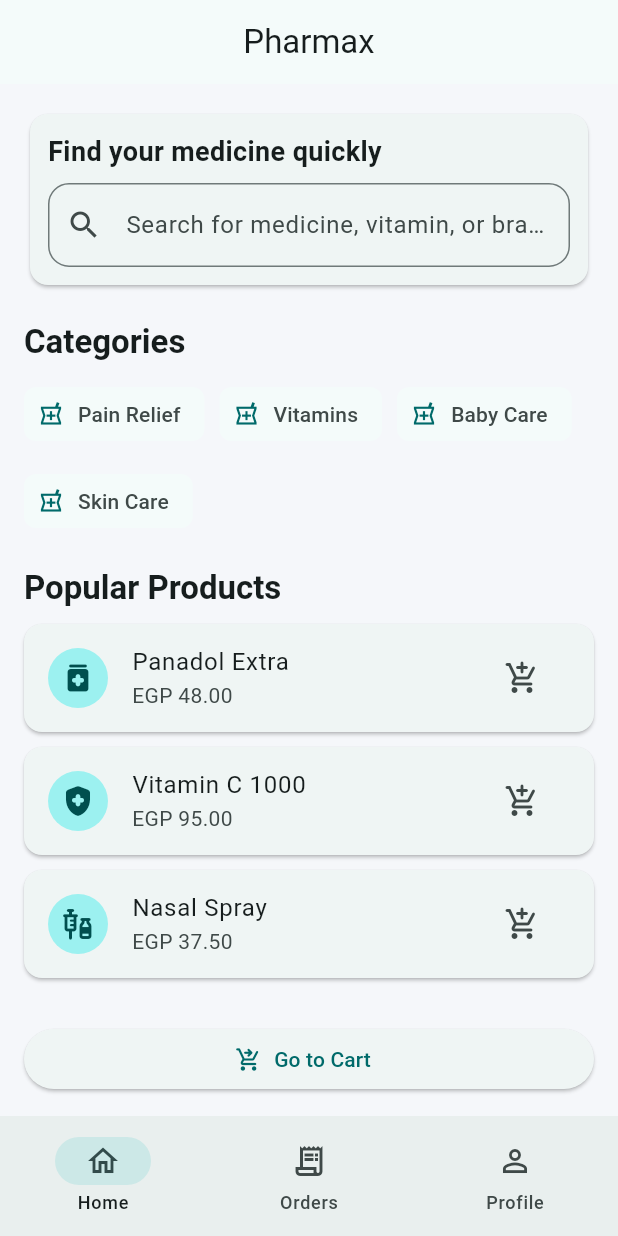
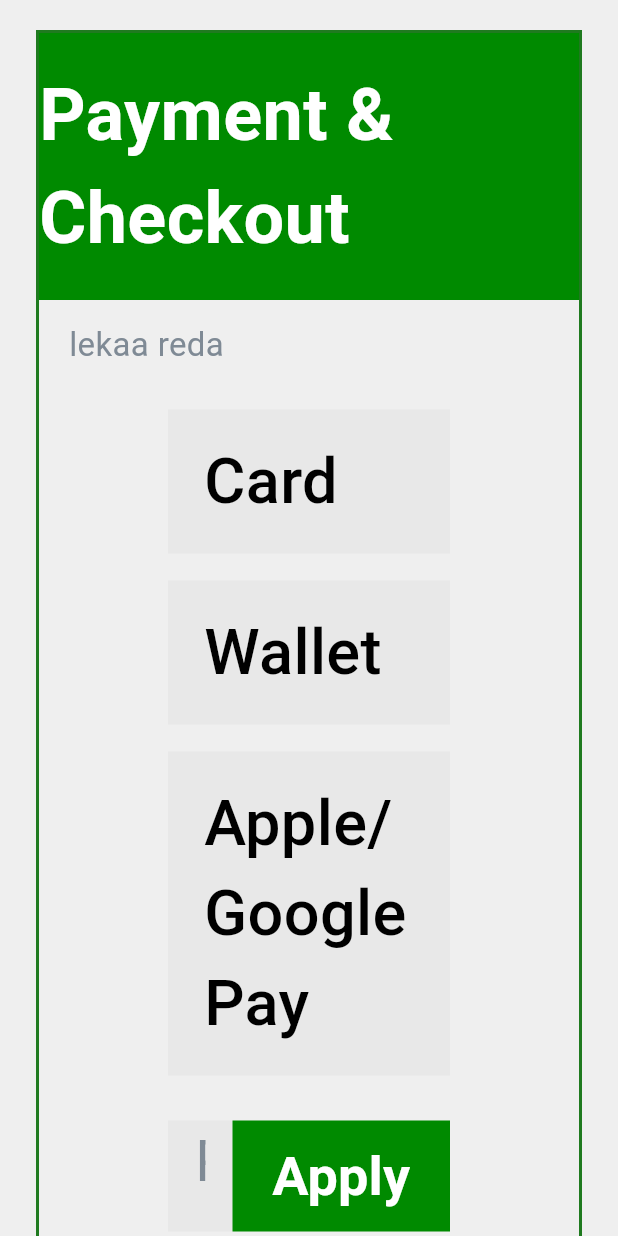
Before and after one commit to lekaareda/Pharmax, a Flutter app: the screen it shows after launch, on a phone screen of 412 x 824 dp. Run offline on Flutter 3.47's test engine with Material 3 defaults, Android fonts, the phone set to English and light mode, and no system bars.

Commit message:
Continue UI flow with payment checkout screen

```diff
--- a/lib/main.dart
+++ b/lib/main.dart
@@ -13,158 +13,215 @@
       title: 'Pharmax',
       debugShowCheckedModeBanner: false,
       theme: ThemeData(
-        colorScheme: ColorScheme.fromSeed(seedColor: const Color(0xFF00A6A6)),
-        scaffoldBackgroundColor: const Color(0xFFF5F7FA),
-        useMaterial3: true,
+        scaffoldBackgroundColor: const Color(0xFFEFEFEF),
+        fontFamily: 'Roboto',
       ),
-      home: const HomeScreen(),
+      home: const PaymentCheckoutScreen(),
     );
   }
 }
 
-class HomeScreen extends StatelessWidget {
-  const HomeScreen({super.key});
-
-  static const _categories = [
-    'Pain Relief',
-    'Vitamins',
-    'Baby Care',
-    'Skin Care',
-  ];
-
-  static const _popular = [
-    _MedicineCardData('Panadol Extra', 'EGP 48.00', Icons.medication_rounded),
-    _MedicineCardData('Vitamin C 1000', 'EGP 95.00', Icons.health_and_safety_rounded),
-    _MedicineCardData('Nasal Spray', 'EGP 37.50', Icons.vaccines_rounded),
-  ];
+class PaymentCheckoutScreen extends StatelessWidget {
+  const PaymentCheckoutScreen({super.key});
 
   @override
   Widget build(BuildContext context) {
     return Scaffold(
-      appBar: AppBar(
-        title: const Text('Pharmax'),
-        centerTitle: true,
-      ),
-      body: ListView(
-        padding: const EdgeInsets.all(16),
-        children: [
-          const _SearchSection(),
-          const SizedBox(height: 20),
-          const _SectionTitle('Categories'),
-          const SizedBox(height: 10),
-          Wrap(
-            spacing: 10,
-            runSpacing: 10,
-            children: _categories
-                .map(
-                  (category) => Chip(
-                    label: Text(category),
-                    avatar: const Icon(Icons.local_pharmacy_outlined, size: 18),
-                    side: BorderSide.none,
+      body: SafeArea(
+        child: SingleChildScrollView(
+          child: Padding(
+            padding: const EdgeInsets.fromLTRB(24, 20, 24, 32),
+            child: Center(
+              child: ConstrainedBox(
+                constraints: const BoxConstraints(maxWidth: 760),
+                child: Container(
+                  width: double.infinity,
+                  decoration: BoxDecoration(
+                    border: Border.all(color: const Color(0xFF1F7A1F), width: 2),
                   ),
-                )
-                .toList(),
-          ),
-          const SizedBox(height: 20),
-          const _SectionTitle('Popular Products'),
-          const SizedBox(height: 10),
-          ..._popular.map((item) => _MedicineCard(data: item)),
-          const SizedBox(height: 20),
-          ElevatedButton.icon(
-            onPressed: () {},
-            icon: const Icon(Icons.shopping_cart_checkout_rounded),
-            label: const Text('Go to Cart'),
-          ),
-        ],
-      ),
-      bottomNavigationBar: NavigationBar(
-        selectedIndex: 0,
-        destinations: const [
-          NavigationDestination(icon: Icon(Icons.home_outlined), label: 'Home'),
-          NavigationDestination(icon: Icon(Icons.receipt_long_outlined), label: 'Orders'),
-          NavigationDestination(icon: Icon(Icons.person_outline), label: 'Profile'),
-        ],
-      ),
-    );
-  }
-}
-
-class _SearchSection extends StatelessWidget {
-  const _SearchSection();
-
-  @override
-  Widget build(BuildContext context) {
-    return Card(
-      child: Padding(
-        padding: const EdgeInsets.all(12),
-        child: Column(
-          crossAxisAlignment: CrossAxisAlignment.start,
-          children: [
-            const Text(
-              'Find your medicine quickly',
-              style: TextStyle(fontSize: 18, fontWeight: FontWeight.w600),
-            ),
-            const SizedBox(height: 8),
-            TextField(
-              decoration: InputDecoration(
-                hintText: 'Search for medicine, vitamin, or brand',
-                prefixIcon: const Icon(Icons.search),
-                border: OutlineInputBorder(
-                  borderRadius: BorderRadius.circular(14),
+                  child: Column(
+                    crossAxisAlignment: CrossAxisAlignment.start,
+                    children: [
+                      Container(
+                        width: double.infinity,
+                        color: const Color(0xFF008A00),
+                        padding: const EdgeInsets.symmetric(vertical: 20),
+                        child: const Center(
+                          child: Text(
+                            'Payment & Checkout',
+                            style: TextStyle(
+                              color: Colors.white,
+                              fontSize: 48,
+                              fontWeight: FontWeight.w700,
+                            ),
+                          ),
+                        ),
+                      ),
+                      const Padding(
+                        padding: EdgeInsets.fromLTRB(20, 14, 20, 0),
+                        child: Text(
+                          'lekaa reda',
+                          style: TextStyle(
+                            color: Color(0xFF7F8A95),
+                            fontSize: 22,
+                          ),
+                        ),
+                      ),
+                      Padding(
+                        padding: const EdgeInsets.fromLTRB(86, 28, 86, 50),
+                        child: Column(
+                          crossAxisAlignment: CrossAxisAlignment.start,
+                          children: [
+                            const _PaymentOptionTile(label: 'Card'),
+                            const SizedBox(height: 18),
+                            const _PaymentOptionTile(label: 'Wallet'),
+                            const SizedBox(height: 18),
+                            const _PaymentOptionTile(label: 'Apple/Google Pay'),
+                            const SizedBox(height: 30),
+                            Row(
+                              children: [
+                                const Expanded(
+                                  child: _PromoCodeField(),
+                                ),
+                                SizedBox(
+                                  height: 74,
+                                  width: 145,
+                                  child: FilledButton(
+                                    style: FilledButton.styleFrom(
+                                      backgroundColor: const Color(0xFF008A00),
+                                      shape: const RoundedRectangleBorder(),
+                                    ),
+                                    onPressed: () {},
+                                    child: const Text(
+                                      'Apply',
+                                      style: TextStyle(
+                                        color: Colors.white,
+                                        fontSize: 36,
+                                        fontWeight: FontWeight.w700,
+                                      ),
+                                    ),
+                                  ),
+                                ),
+                              ],
+                            ),
+                            const SizedBox(height: 44),
+                            SizedBox(
+                              width: double.infinity,
+                              child: FilledButton(
+                                style: FilledButton.styleFrom(
+                                  backgroundColor: const Color(0xFF008A00),
+                                  shape: const RoundedRectangleBorder(),
+                                  padding: const EdgeInsets.symmetric(vertical: 18),
+                                ),
+                                onPressed: () {},
+                                child: const Text(
+                                  'Pay Now',
+                                  style: TextStyle(
+                                    color: Colors.white,
+                                    fontSize: 44,
+                                    fontWeight: FontWeight.w700,
+                                  ),
+                                ),
+                              ),
+                            ),
+                          ],
+                        ),
+                      ),
+                      const SizedBox(height: 700),
+                      const Padding(
+                        padding: EdgeInsets.fromLTRB(72, 0, 72, 28),
+                        child: Row(
+                          mainAxisAlignment: MainAxisAlignment.spaceBetween,
+                          children: [
+                            _BottomNavItem(letter: 'H', label: 'Home'),
+                            _BottomNavItem(letter: 'O', label: 'Orders'),
+                            _BottomNavItem(letter: 'C', label: 'Chat'),
+                            _BottomNavItem(letter: 'P', label: 'Profile'),
+                          ],
+                        ),
+                      ),
+                    ],
+                  ),
                 ),
               ),
             ),
-          ],
+          ),
         ),
       ),
     );
   }
 }
 
-class _SectionTitle extends StatelessWidget {
-  const _SectionTitle(this.title);
+class _PaymentOptionTile extends StatelessWidget {
+  const _PaymentOptionTile({required this.label});
 
-  final String title;
+  final String label;
 
   @override
   Widget build(BuildContext context) {
-    return Text(
-      title,
-      style: Theme.of(context).textTheme.titleLarge?.copyWith(
-            fontWeight: FontWeight.bold,
-          ),
-    );
-  }
-}
-
-class _MedicineCard extends StatelessWidget {
-  const _MedicineCard({required this.data});
-
-  final _MedicineCardData data;
-
-  @override
-  Widget build(BuildContext context) {
-    return Card(
-      margin: const EdgeInsets.only(bottom: 10),
-      child: ListTile(
-        leading: CircleAvatar(
-          child: Icon(data.icon),
-        ),
-        title: Text(data.title),
-        subtitle: Text(data.price),
-        trailing: IconButton(
-          onPressed: () {},
-          icon: const Icon(Icons.add_shopping_cart_rounded),
+    return Container(
+      width: double.infinity,
+      padding: const EdgeInsets.symmetric(horizontal: 24, vertical: 18),
+      color: const Color(0xFFE8E8E8),
+      child: Text(
+        label,
+        style: const TextStyle(
+          color: Colors.black,
+          fontSize: 42,
+          fontWeight: FontWeight.w500,
         ),
       ),
     );
   }
 }
 
-class _MedicineCardData {
-  const _MedicineCardData(this.title, this.price, this.icon);
+class _PromoCodeField extends StatelessWidget {
+  const _PromoCodeField();
 
-  final String title;
-  final String price;
-  final IconData icon;
+  @override
+  Widget build(BuildContext context) {
+    return Container(
+      height: 74,
+      color: const Color(0xFFE8E8E8),
+      alignment: Alignment.centerLeft,
+      padding: const EdgeInsets.symmetric(horizontal: 18),
+      child: const Text(
+        'Promo code',
+        style: TextStyle(
+          color: Color(0xFF7F8A95),
+          fontSize: 38,
+        ),
+      ),
+    );
+  }
 }
+
+class _BottomNavItem extends StatelessWidget {
+  const _BottomNavItem({required this.letter, required this.label});
+
+  final String letter;
+  final String label;
+
+  @override
+  Widget build(BuildContext context) {
+    return Column(
+      children: [
+        Text(
+          letter,
+          style: const TextStyle(
+            color: Color(0xFF008A00),
+            fontSize: 44,
+            fontWeight: FontWeight.w700,
+          ),
+        ),
+        Text(
+          label,
+          style: const TextStyle(
+            color: Colors.black,
+            fontSize: 24,
+          ),
+        ),
+      ],
+    );
+  }
+}
```
Also changed, not shown: 1 other file.
